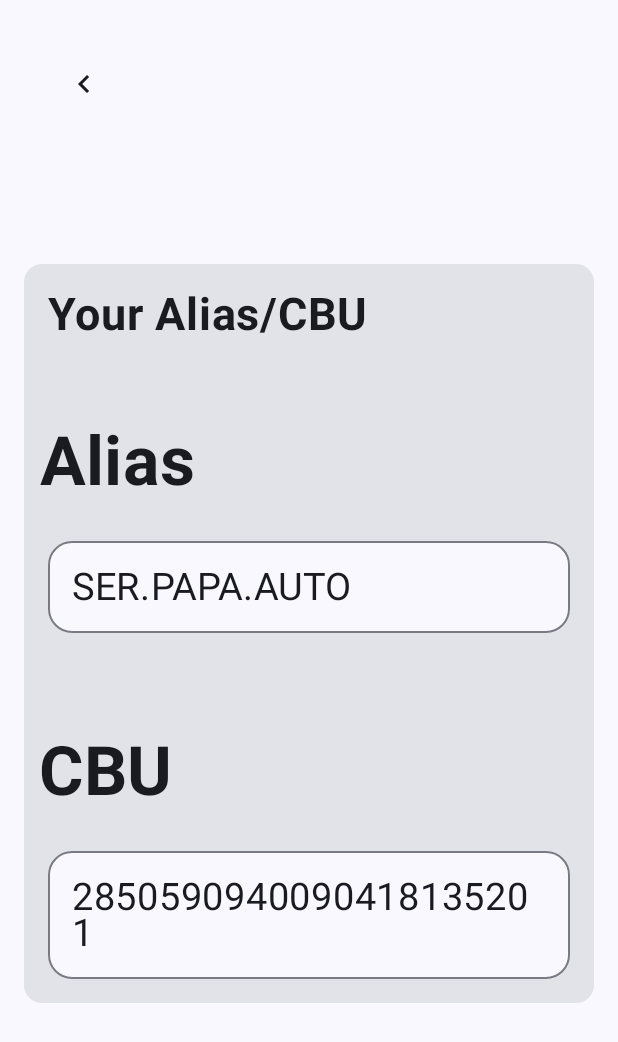
After one commit to nnicokim/tp3_hci, an Android app built with Jetpack Compose: the AliasCBUScreen screen opened through its navigation route, on a phone screen of 412 x 824 dp. The commit adds this screen. Shown: the top 1042 px of the screen. Run offline under Robolectric (Android 15) with nearby library versions, the phone set to English and light mode, and no system bars.

Commit message:
Alias/CBU Screen and component

```diff
--- /dev/null
+++ b/app/src/main/java/pocket/pay/tp3_hci/components/AliasCBUComponent.kt
@@ -0,0 +1,99 @@
+package pocket.pay.tp3_hci.components
+
+import androidx.compose.foundation.layout.Column
+import androidx.compose.foundation.layout.Spacer
+import androidx.compose.foundation.layout.fillMaxWidth
+import androidx.compose.foundation.layout.height
+import androidx.compose.foundation.layout.padding
+import androidx.compose.foundation.shape.RoundedCornerShape
+import androidx.compose.material3.Card
+import androidx.compose.material3.CardDefaults
+import androidx.compose.material3.MaterialTheme
+import androidx.compose.material3.OutlinedCard
+import androidx.compose.material3.Text
+import androidx.compose.runtime.Composable
+import androidx.compose.ui.Modifier
+import androidx.compose.ui.res.stringResource
+import androidx.compose.ui.text.style.TextAlign
+import androidx.compose.ui.tooling.preview.Preview
+import androidx.compose.ui.unit.LayoutDirection
+import androidx.compose.ui.unit.dp
+import androidx.compose.ui.unit.sp
+import pocket.pay.tp3_hci.R
+
+@Composable
+fun AliasCBUCard(){
+    Card(
+
+    ) {
+        Text(
+            text = stringResource(id = R.string.your_aliascbu),
+            fontSize = 30.sp,
+            fontWeight = androidx.compose.ui.text.font.FontWeight.Bold,
+            modifier = Modifier.padding(16.dp)
+        )
+
+        Spacer(modifier = Modifier.height(27.dp))
+
+        Text(
+            text = "Alias",
+            fontSize = 45.sp,
+            fontWeight = androidx.compose.ui.text.font.FontWeight.Bold,
+            textAlign = TextAlign.Center,
+            modifier = Modifier.padding(10.dp)
+        )
+
+
+
+        OutlinedCard(
+            onClick = {},
+            shape = RoundedCornerShape(16.dp),
+            modifier = Modifier.fillMaxWidth().padding(16.dp)
+        ){
+            Column(
+                modifier = Modifier.padding(16.dp)
+            ){
+                Text(
+                    text = "SER.PAPA.AUTO",
+                    fontSize = 25.sp,
+                )
+            }
+
+
+        }
+
+        Spacer(modifier = Modifier.height(40.dp))
+
+        Text(
+            text = "CBU",
+            fontSize = 45.sp,
+            fontWeight = androidx.compose.ui.text.font.FontWeight.Bold,
+            textAlign = TextAlign.Start,
+            modifier = Modifier.padding(10.dp)
+        )
+
+
+        OutlinedCard(
+            onClick = {},
+            shape = RoundedCornerShape(16.dp),
+            modifier = Modifier.fillMaxWidth().padding(16.dp)
+        ){
+            Column(
+                modifier = Modifier.padding(16.dp)
+            ){
+                Text(
+                    text = "2850590940090418135201",
+                    fontSize = 25.sp,
+                )
+            }
+
+        }
+    }
+
+}
+
+@Preview(showBackground = true)
+@Composable
+fun AliasCBUCardPreview(){
+    AliasCBUCard()
+}
--- a/app/src/main/java/pocket/pay/tp3_hci/navigations/AppNavGraph.kt
+++ b/app/src/main/java/pocket/pay/tp3_hci/navigations/AppNavGraph.kt
@@ -15,6 +15,7 @@ import pocket.pay.tp3_hci.screens.PaymentsScreen
 import pocket.pay.tp3_hci.screens.RegisterScreen
 import androidx.compose.ui.Modifier
 import pocket.pay.tp3_hci.screens.AddCardScreen
+import pocket.pay.tp3_hci.screens.AliasCBUScreen
 import pocket.pay.tp3_hci.screens.InvestmentScreen
 import pocket.pay.tp3_hci.screens.Profile
 import pocket.pay.tp3_hci.viewmodel.InvestmentViewModel
@@ -73,5 +74,14 @@ fun AppNavGraph(
         composable(route = "profile") {
             Profile(goBackToHome = { navController.navigate(AppDestinations.HOME.route) })
         }
+
+        composable(route = "profile") {
+            Profile(goBackToHome = { navController.navigate(AppDestinations.HOME.route) })
+        }
+
+        composable(route = "aliascbu"){
+            AliasCBUScreen(goBackToHome = {navController.navigate(AppDestinations.HOME.route)})
+        }
+
     }
 }
--- /dev/null
+++ b/app/src/main/java/pocket/pay/tp3_hci/screens/AliasCBUScreen.kt
@@ -0,0 +1,58 @@
+package pocket.pay.tp3_hci.screens
+
+import androidx.compose.animation.animateContentSize
+import androidx.compose.foundation.layout.Arrangement
+import androidx.compose.foundation.layout.Column
+import androidx.compose.foundation.layout.Spacer
+import androidx.compose.foundation.layout.fillMaxSize
+import androidx.compose.foundation.layout.fillMaxWidth
+import androidx.compose.foundation.layout.height
+import androidx.compose.foundation.layout.padding
+import androidx.compose.foundation.verticalScroll
+import androidx.compose.material.icons.Icons
+import androidx.compose.material.icons.filled.KeyboardArrowDown
+import androidx.compose.material.icons.filled.KeyboardArrowLeft
+import androidx.compose.material.icons.filled.KeyboardArrowRight
+import androidx.compose.material3.Card
+import androidx.compose.material3.Icon
+import androidx.compose.material3.IconButton
+import androidx.compose.runtime.Composable
+import androidx.compose.ui.Alignment
+import androidx.compose.ui.Modifier
+import androidx.compose.ui.res.stringResource
+import androidx.compose.ui.tooling.preview.Preview
+import androidx.compose.ui.unit.dp
+import androidx.compose.ui.unit.sp
+import pocket.pay.tp3_hci.R
+import pocket.pay.tp3_hci.components.AliasCBUCard
+@Composable
+fun AliasCBUScreen(goBackToHome : () -> Unit){
+    Column(
+
+        modifier = Modifier.fillMaxSize()
+            .padding(16.dp),
+        verticalArrangement = Arrangement.Top,
+        horizontalAlignment = Alignment.Start
+    ) {
+        IconButton(
+            onClick = {goBackToHome()},
+            modifier = Modifier.padding(16.dp).animateContentSize()
+        ) {
+            Icon(
+                imageVector = Icons.Default.KeyboardArrowLeft,
+                contentDescription = stringResource(R.string.go_back_to_home)
+            )
+
+        }
+        Spacer(modifier = Modifier.height(80.dp))
+
+        AliasCBUCard()
+
+    }
+}
+
+@Preview(showBackground = true)
+@Composable
+fun AliasCBUScreenPreview(){
+    AliasCBUScreen{}
+}
--- a/app/src/main/res/values/strings.xml
+++ b/app/src/main/res/values/strings.xml
@@ -41,6 +41,7 @@
     <string name="colapse">Colapse</string>
     <string name="recent_payments">Recent Payments</string>
     <string name="error_login">Cannot login. Try again</string>
-
+    <string name="your_aliascbu">Your Alias/CBU</string>
+    <string name="go_back_to_home">Go back to Home</string>
 
 </resources>
```
Also changed, not shown: 1 other file.
